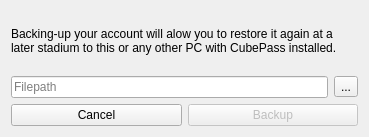
kobus-v-schoor/cubepass, file cubepass/backupaccount.ui: the form before one commit.
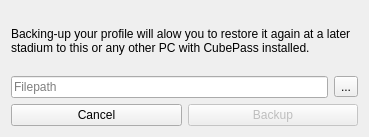
The form after the commit. Icons and pictures are not drawn.

Commit message: Last ui improvements as well as small misc bug fixes, getting ready for deployment.

```diff
--- a/cubepass/backupaccount.ui
+++ b/cubepass/backupaccount.ui
@@ -24,7 +24,7 @@
    <item>
     <widget class="QLabel" name="label">
      <property name="text">
-      <string>Backing-up your account will alow you to restore it again at a later stadium to this or any other PC with CubePass installed.</string>
+      <string>Backing-up your profile will alow you to restore it again at a later stadium to this or any other PC with CubePass installed.</string>
      </property>
      <property name="wordWrap">
       <bool>true</bool>
```
The commit also changes 7 other files.
